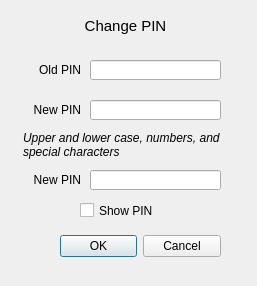
Old version of the form stick20changepassworddialog.ui in the repository Nitrokey/nitrokey-app.
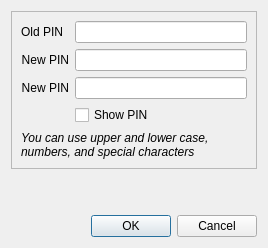
New version of the form. Icons and pictures are not drawn.

Commit message: frames, resizing grouping

Diff of the .ui file:
```diff
--- a/stick20changepassworddialog.ui
+++ b/stick20changepassworddialog.ui
@@ -6,10 +6,16 @@
    <rect>
     <x>0</x>
     <y>0</y>
-    <width>257</width>
-    <height>286</height>
+    <width>268</width>
+    <height>248</height>
    </rect>
   </property>
+  <property name="sizePolicy">
+   <sizepolicy hsizetype="Expanding" vsizetype="Expanding">
+    <horstretch>0</horstretch>
+    <verstretch>0</verstretch>
+   </sizepolicy>
+  </property>
   <property name="windowTitle">
    <string>Change PIN</string>
   </property>
@@ -17,82 +23,29 @@
    <iconset resource="resources.qrc">
     <normaloff>:/images/CS_icon.png</normaloff>:/images/CS_icon.png</iconset>
   </property>
-  <widget class="QDialogButtonBox" name="buttonBox">
-   <property name="geometry">
-    <rect>
-     <x>60</x>
-     <y>230</y>
-     <width>161</width>
-     <height>32</height>
-    </rect>
-   </property>
-   <property name="orientation">
-    <enum>Qt::Horizontal</enum>
-   </property>
-   <property name="standardButtons">
-    <set>QDialogButtonBox::Cancel|QDialogButtonBox::Ok</set>
-   </property>
-  </widget>
-  <widget class="QLabel" name="label">
-   <property name="geometry">
-    <rect>
-     <x>10</x>
-     <y>10</y>
-     <width>231</width>
-     <height>31</height>
-    </rect>
-   </property>
-   <property name="font">
-    <font>
-     <pointsize>11</pointsize>
-    </font>
-   </property>
-   <property name="text">
-    <string>Change PIN</string>
-   </property>
-   <property name="alignment">
-    <set>Qt::AlignCenter</set>
-   </property>
-  </widget>
-  <widget class="QLineEdit" name="lineEdit_OldPW">
-   <property name="geometry">
-    <rect>
-     <x>90</x>
-     <y>60</y>
-     <width>131</width>
-     <height>20</height>
-    </rect>
-   </property>
-  </widget>
-  <widget class="QLineEdit" name="lineEdit_NewPW_1">
-   <property name="geometry">
-    <rect>
-     <x>90</x>
-     <y>100</y>
-     <width>131</width>
-     <height>20</height>
-    </rect>
-   </property>
-  </widget>
-  <widget class="QLineEdit" name="lineEdit_NewPW_2">
-   <property name="geometry">
-    <rect>
-     <x>90</x>
-     <y>170</y>
-     <width>131</width>
-     <height>20</height>
-    </rect>
-   </property>
-  </widget>
+  <layout class="QVBoxLayout" name="verticalLayout_5">
+   <item>
+    <widget class="QFrame" name="frame">
+     <property name="sizePolicy">
+      <sizepolicy hsizetype="MinimumExpanding" vsizetype="MinimumExpanding">
+       <horstretch>0</horstretch>
+       <verstretch>0</verstretch>
+      </sizepolicy>
+     </property>
+     <property name="frameShape">
+      <enum>QFrame::StyledPanel</enum>
+     </property>
+     <property name="frameShadow">
+      <enum>QFrame::Raised</enum>
+     </property>
+     <layout class="QVBoxLayout" name="verticalLayout_4">
+      <item>
+       <layout class="QFormLayout" name="formLayout">
+        <property name="fieldGrowthPolicy">
+         <enum>QFormLayout::AllNonFixedFieldsGrow</enum>
+        </property>
+        <item row="0" column="0">
   <widget class="QLabel" name="label_2">
-   <property name="geometry">
-    <rect>
-     <x>0</x>
-     <y>60</y>
-     <width>81</width>
-     <height>20</height>
-    </rect>
-   </property>
    <property name="text">
     <string>Old PIN</string>
    </property>
@@ -100,15 +53,12 @@
     <set>Qt::AlignRight|Qt::AlignTrailing|Qt::AlignVCenter</set>
    </property>
   </widget>
+        </item>
+        <item row="0" column="1">
+         <widget class="QLineEdit" name="lineEdit_OldPW"/>
+        </item>
+        <item row="1" column="0">
   <widget class="QLabel" name="label_3">
-   <property name="geometry">
-    <rect>
-     <x>0</x>
-     <y>100</y>
-     <width>81</width>
-     <height>20</height>
-    </rect>
-   </property>
    <property name="text">
     <string>New PIN</string>
    </property>
@@ -116,15 +66,12 @@
     <set>Qt::AlignRight|Qt::AlignTrailing|Qt::AlignVCenter</set>
    </property>
   </widget>
+        </item>
+        <item row="1" column="1">
+         <widget class="QLineEdit" name="lineEdit_NewPW_1"/>
+        </item>
+        <item row="2" column="0">
   <widget class="QLabel" name="label_4">
-   <property name="geometry">
-    <rect>
-     <x>0</x>
-     <y>170</y>
-     <width>81</width>
-     <height>20</height>
-    </rect>
-   </property>
    <property name="text">
     <string>New PIN</string>
    </property>
@@ -132,33 +79,26 @@
     <set>Qt::AlignRight|Qt::AlignTrailing|Qt::AlignVCenter</set>
    </property>
   </widget>
+        </item>
+        <item row="2" column="1">
+         <widget class="QLineEdit" name="lineEdit_NewPW_2"/>
+        </item>
+        <item row="3" column="1">
   <widget class="QCheckBox" name="checkBox">
-   <property name="geometry">
-    <rect>
-     <x>80</x>
-     <y>200</y>
-     <width>111</width>
-     <height>21</height>
-    </rect>
-   </property>
    <property name="text">
     <string>Show PIN</string>
    </property>
   </widget>
+        </item>
+       </layout>
+      </item>
+      <item>
   <widget class="QLabel" name="label_5">
-   <property name="geometry">
-    <rect>
-     <x>23</x>
-     <y>120</y>
-     <width>221</width>
-     <height>51</height>
-    </rect>
-   </property>
    <property name="inputMethodHints">
     <set>Qt::ImhNone</set>
    </property>
    <property name="text">
-    <string>&lt;html&gt;&lt;head/&gt;&lt;body&gt;&lt;p&gt;&lt;span style=&quot; font-style:italic;&quot;&gt;Upper and lower case, numbers, and special characters&lt;/span&gt;&lt;/p&gt;&lt;/body&gt;&lt;/html&gt;</string>
+         <string>&lt;html&gt;&lt;head/&gt;&lt;body&gt;&lt;p&gt;&lt;span style=&quot; font-style:italic;&quot;&gt;You can use upper and lower case, numbers, and special characters&lt;/span&gt;&lt;/p&gt;&lt;/body&gt;&lt;/html&gt;</string>
    </property>
    <property name="alignment">
     <set>Qt::AlignLeading|Qt::AlignLeft|Qt::AlignVCenter</set>
@@ -167,6 +107,51 @@
     <bool>true</bool>
    </property>
   </widget>
+      </item>
+     </layout>
+    </widget>
+   </item>
+   <item>
+    <spacer name="verticalSpacer">
+     <property name="orientation">
+      <enum>Qt::Vertical</enum>
+     </property>
+     <property name="sizeHint" stdset="0">
+      <size>
+       <width>20</width>
+       <height>0</height>
+      </size>
+     </property>
+    </spacer>
+   </item>
+   <item>
+    <layout class="QHBoxLayout" name="horizontalLayout_2">
+     <item>
+      <spacer name="horizontalSpacer_2">
+       <property name="orientation">
+        <enum>Qt::Horizontal</enum>
+       </property>
+       <property name="sizeHint" stdset="0">
+        <size>
+         <width>40</width>
+         <height>20</height>
+        </size>
+       </property>
+      </spacer>
+     </item>
+     <item>
+      <widget class="QDialogButtonBox" name="buttonBox">
+       <property name="orientation">
+        <enum>Qt::Horizontal</enum>
+       </property>
+       <property name="standardButtons">
+        <set>QDialogButtonBox::Cancel|QDialogButtonBox::Ok</set>
+       </property>
+      </widget>
+     </item>
+    </layout>
+   </item>
+  </layout>
  </widget>
  <resources>
   <include location="resources.qrc"/>
```
Left out of the diff: 2 changed lines with no effect on the pictures. Lines whose indentation alone changed are shown as unchanged. The commit also changes 7 other files.
